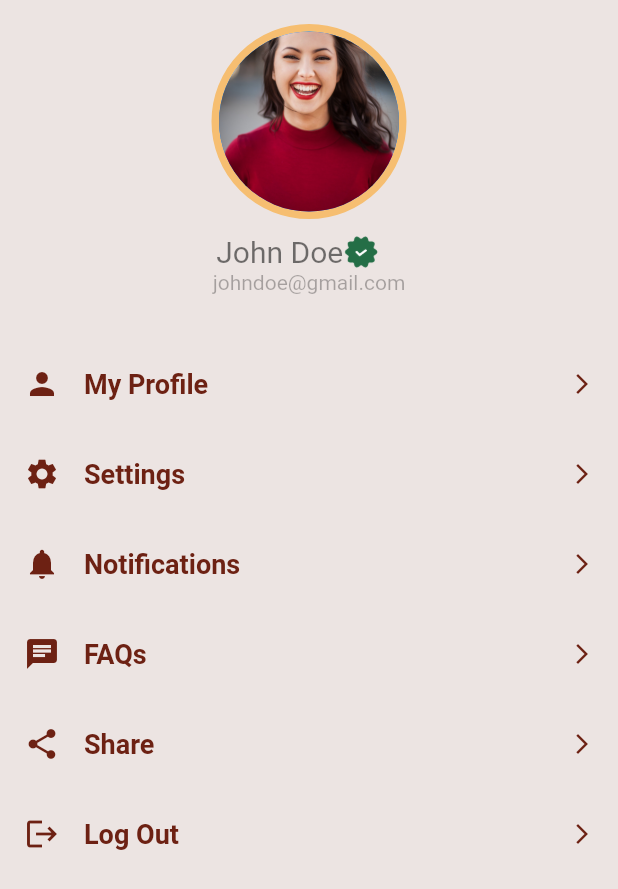
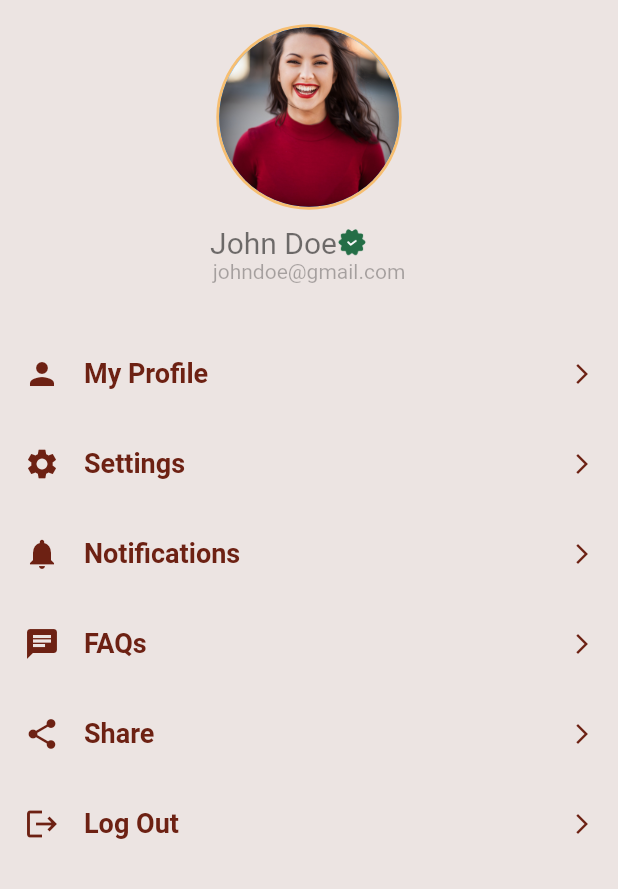
Before and after one commit to Shilpi-droid/Canteen_Management_App, a Flutter app: the ProfilePage screen opened directly, on a phone screen of 412 x 824 dp. Shown: the top 889 px of the screen. Run offline on Flutter 3.47's test engine with Material 2 defaults, Android fonts, the phone set to English and light mode, and no system bars; our stand-ins replace curved_navigation_bar, font_awesome_flutter, lottie, page_transition.

Commit message:
khi khi 2

```diff
--- a/lib/ui/screens/profile_page.dart
+++ b/lib/ui/screens/profile_page.dart
@@ -9,13 +9,17 @@ class ProfilePage extends StatelessWidget {
   @override
   Widget build(BuildContext context) {
     Size size = MediaQuery.of(context).size;
-    return Scaffold(
+    final deviceheight = MediaQuery.of(context).size.height;
+      final devicewidth = MediaQuery.of(context).size.width;
+    return SafeArea(
+      child: Scaffold(
+
           body: SingleChildScrollView(
             child: Container(
               decoration: BoxDecoration(
                 color: Color(0xff6D2113).withOpacity(0.1),
                 // image: DecorationImage(
-              //   image: AssetImage("assets/images/Group.png"),
+                //   image: AssetImage("assets/images/Group.png").with,
                 //   fit: BoxFit.cover,
                 // ),
               ),
@@ -26,7 +30,7 @@ class ProfilePage extends StatelessWidget {
                 crossAxisAlignment: CrossAxisAlignment.center,
                 children: [
                   Container(
-                  width: 150,
+                    width: devicewidth*.3,
                     child: const CircleAvatar(
                       radius: 60,
                       backgroundImage: ExactAssetImage('assets/images/profile_pic.jpg'),
@@ -35,7 +39,7 @@ class ProfilePage extends StatelessWidget {
                       shape: BoxShape.circle,
                       border: Border.all(
                         color: Colors.orange.withOpacity(.5),
-                      width: 5.0,
+                        width: 2.0,
                       ),
                     ),
                   ),
@@ -43,7 +47,7 @@ class ProfilePage extends StatelessWidget {
                     height: 10,
                   ),
                   SizedBox(
-                  width: size.width * .3,
+                    width: devicewidth * .32,
                     child: Row(
                       children: [
                         Text(
@@ -54,7 +58,7 @@ class ProfilePage extends StatelessWidget {
                           ),
                         ),
                         SizedBox(
-                          height: 24,
+                            height: 20,
                             child: Image.asset("assets/images/verified.png")),
                       ],
                     ),
@@ -69,7 +73,7 @@ class ProfilePage extends StatelessWidget {
                     height: 30,
                   ),
                   SizedBox(
-                  height: size.height * .7,
+                    height: devicewidth ,
                     width: size.width,
                     child: Column(
                       crossAxisAlignment: CrossAxisAlignment.center,
@@ -104,6 +108,7 @@ class ProfilePage extends StatelessWidget {
                 ],
               ),
             ),
-        ));
+          )),
+    );
   }
 }
```
Also changed, not shown: lib/ui/screens/home_page.dart (+8 -6 lines). Lines whose indentation alone changed are shown as unchanged.
